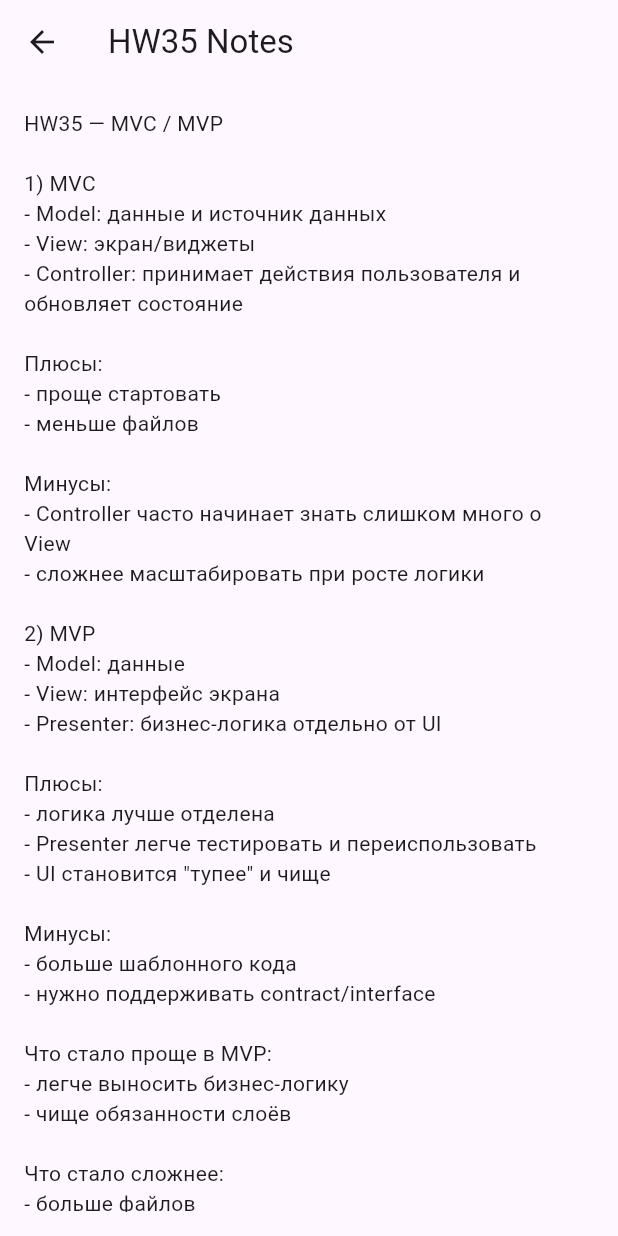
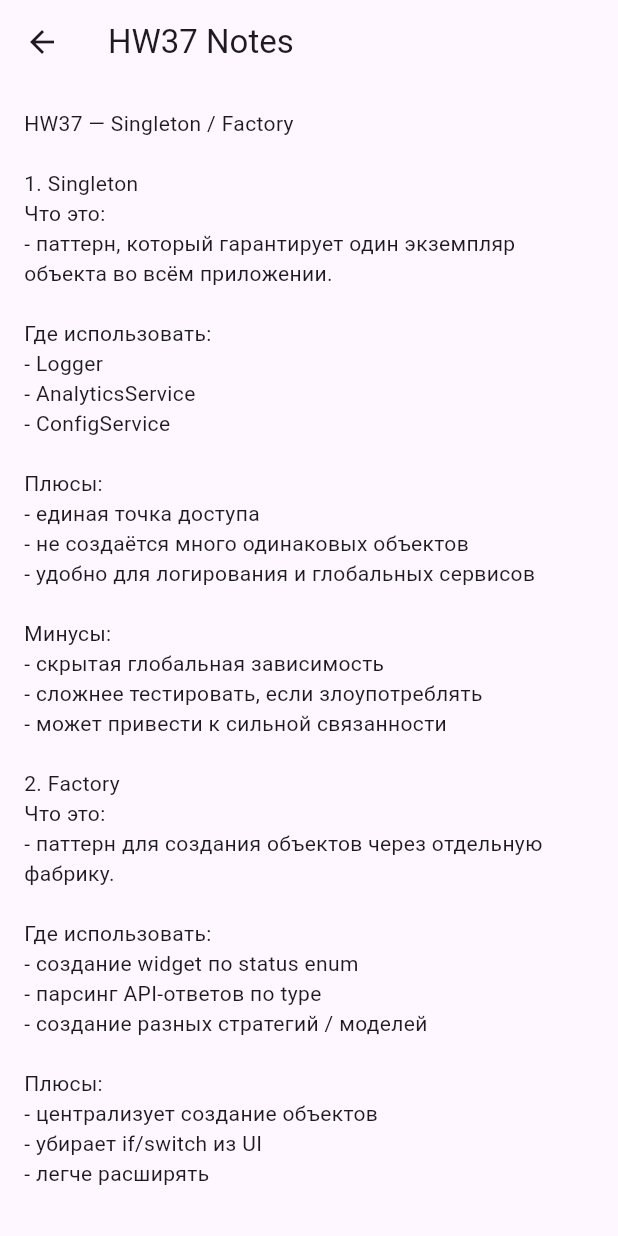
Before and after one commit to lantemir/flutter_home_work, a Flutter app: the screen it shows after launch, after a tap on "Notes / comparison", on a phone screen of 412 x 824 dp. Run offline on Flutter 3.47's test engine with Material 3 defaults, Android fonts, the phone set to English and light mode, and no system bars; our stand-ins replace cached_network_image, cloud_firestore, dio, drift, drift_flutter, equatable and 11 more; accounts and stored records are empty; generated files the repository leaves out were written again.

Commit message:
home work 37

```diff
--- /dev/null
+++ b/lib/home_work_37/factory/status_type.dart
@@ -0,0 +1 @@
+enum StatusType { loading, success, error }
--- /dev/null
+++ b/lib/home_work_37/hw37_menu_page.dart
@@ -0,0 +1,48 @@
+import 'package:flutter/material.dart';
+
+import 'notes_hw37.dart';
+import 'screens/api_factory_demo_page.dart';
+import 'screens/singleton_demo_page.dart';
+import 'screens/status_factory_demo_page.dart';
+
+class HomeWork37MenuPage extends StatelessWidget {
+  const HomeWork37MenuPage({super.key});
+
+  void _open(BuildContext context, Widget page) {
+    Navigator.push(context, MaterialPageRoute(builder: (_) => page));
+  }
+
+  @override
+  Widget build(BuildContext context) {
+    return Scaffold(
+      appBar: AppBar(title: const Text('Home Work 37 — Patterns')),
+      body: ListView(
+        children: [
+          ListTile(
+            title: const Text('Singleton demo'),
+            subtitle: const Text('LoggerService used in app'),
+            onTap: () => _open(context, const SingletonDemoPage()),
+          ),
+          const Divider(height: 1),
+          ListTile(
+            title: const Text('Factory: status widgets'),
+            subtitle: const Text('loading / success / error by enum'),
+            onTap: () => _open(context, const StatusFactoryDemoPage()),
+          ),
+          const Divider(height: 1),
+          ListTile(
+            title: const Text('Factory: API parser'),
+            subtitle: const Text('Parse responses by type'),
+            onTap: () => _open(context, const ApiFactoryDemoPage()),
+          ),
+          const Divider(height: 1),
+          ListTile(
+            title: const Text('Notes / comparison'),
+            subtitle: const Text('Singleton vs get_it'),
+            onTap: () => _open(context, const Hw37NotesPage()),
+          ),
+        ],
+      ),
+    );
+  }
+}
--- /dev/null
+++ b/lib/home_work_37/notes_hw37.dart
@@ -0,0 +1,87 @@
+import 'package:flutter/material.dart';
+
+class Hw37NotesPage extends StatelessWidget {
+  const Hw37NotesPage({super.key});
+
+  @override
+  Widget build(BuildContext context) {
+    const text = '''
+HW37 — Singleton / Factory
+
+1. Singleton
+Что это:
+- паттерн, который гарантирует один экземпляр объекта во всём приложении.
+
+Где использовать:
+- Logger
+- AnalyticsService
+- ConfigService
+
+Плюсы:
+- единая точка доступа
+- не создаётся много одинаковых объектов
+- удобно для логирования и глобальных сервисов
+
+Минусы:
+- скрытая глобальная зависимость
+- сложнее тестировать, если злоупотреблять
+- может привести к сильной связанности
+
+2. Factory
+Что это:
+- паттерн для создания объектов через отдельную фабрику.
+
+Где использовать:
+- создание widget по status enum
+- парсинг API-ответов по type
+- создание разных стратегий / моделей
+
+Плюсы:
+- централизует создание объектов
+- убирает if/switch из UI
+- легче расширять
+
+Минусы:
+- ещё один уровень абстракции
+- для простых случаев может быть избыточен
+
+3. Сравнение Singleton vs DI (get_it)
+
+Singleton — плюсы:
+1) просто реализовать
+2) легко получить доступ из любого места
+3) удобно для logger/analytics
+4) не нужно отдельно регистрировать
+5) один экземпляр гарантирован
+
+Singleton — минусы:
+1) глобальное состояние
+2) сильная связанность
+3) сложнее мокать в тестах
+4) хуже масштабируется при росте проекта
+5) легко начать использовать везде без контроля
+
+DI через get_it — плюсы:
+1) явное управление зависимостями
+2) легче подменять моки
+3) лучше тестируемость
+4) чище архитектура
+5) подходит для больших проектов
+
+DI через get_it — минусы:
+1) больше настройки
+2) больше шаблонного кода
+3) новичкам сложнее понять
+4) ошибки регистрации ловятся не сразу
+5) для маленького проекта может быть избыточен
+''';
+
+    return Scaffold(
+      appBar: AppBar(title: const Text('HW37 Notes')),
+      body: const Padding(
+        padding: EdgeInsets.all(16),
+        child: SingleChildScrollView(child: Text(text)),
+      ),
+    );
+  }
+}
--- a/lib/main.dart
+++ b/lib/main.dart
@@ -1,7 +1,7 @@
-// home work 35
+// home work 37
 
 import 'package:flutter/material.dart';
-import 'home_work_35/hw35_menu_page.dart';
+import 'home_work_37/hw37_menu_page.dart';
 
 void main() {
   runApp(const MyApp());
@@ -14,10 +14,32 @@ class MyApp extends StatelessWidget {
   Widget build(BuildContext context) {
     return const MaterialApp(
       debugShowCheckedModeBanner: false,
-      home: HomeWork35MenuPage(),
+      home: HomeWork37MenuPage(),
     );
   }
 }
+
+
+// home work 35
+
+// import 'package:flutter/material.dart';
+// import 'home_work_35/hw35_menu_page.dart';
+
+// void main() {
+//   runApp(const MyApp());
+// }
+
+// class MyApp extends StatelessWidget {
+//   const MyApp({super.key});
+
+//   @override
+//   Widget build(BuildContext context) {
+//     return const MaterialApp(
+//       debugShowCheckedModeBanner: false,
+//       home: HomeWork35MenuPage(),
+//     );
+//   }
+// }
 
 // HomeWork 34____________________________
 
```
Also changed, not shown: lib/home_work_37/factory/api_models.dart (added, +36 -0 lines), lib/home_work_37/factory/api_response_factory.dart (added, +32 -0 lines), lib/home_work_37/factory/status_widget_factory.dart (added, +25 -0 lines), lib/home_work_37/screens/api_factory_demo_page.dart (added, +101 -0 lines), lib/home_work_37/screens/singleton_demo_page.dart (added, +68 -0 lines), lib/home_work_37/screens/status_factory_demo_page.dart (added, +85 -0 lines), lib/home_work_37/singleton/logger_service.dart (added, +26 -0 lines), lib/home_work_37/widgets/error_status_widget.dart (added, +19 -0 lines), lib/home_work_37/widgets/loading_status_widget.dart (added, +17 -0 lines), lib/home_work_37/widgets/success_status_widget.dart (added, +19 -0 lines), 1 other file.
